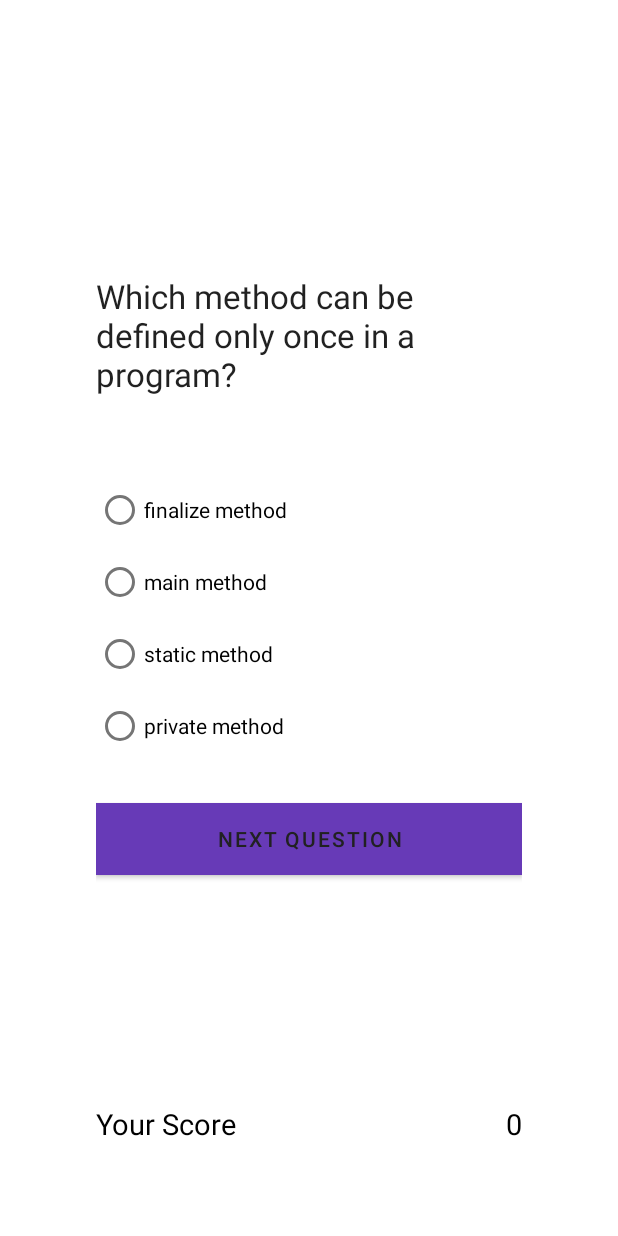
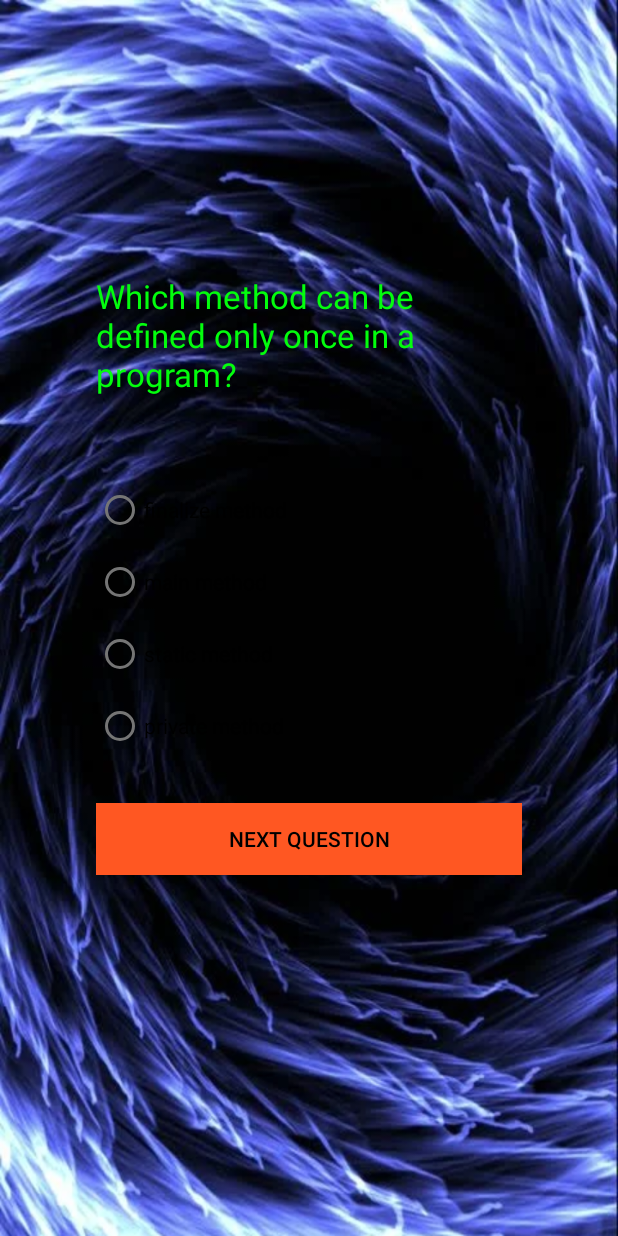
Before and after one commit to SuhrobDev/quiz, an Android app: the QuestionAct screen opened directly, with no data from a screen before it, on a phone screen of 412 x 824 dp. Run offline under Robolectric (Android 15) with nearby library versions, the phone set to English and light mode, and no system bars.

Commit message:
developed UI some other edits

```diff
--- a/app/src/main/java/com/example/quiz_full/QuestionAct.kt
+++ b/app/src/main/java/com/example/quiz_full/QuestionAct.kt
@@ -58,7 +58,6 @@ class QuestionAct : AppCompatActivity() {
         setContentView(R.layout.activity_questions)
         val actionBar = supportActionBar
         actionBar!!.hide()
-        val score = findViewById<TextView>(R.id.textView4)
 //        val textView = findViewById<TextView>(R.id.DispName)
 //        val intent : Intent = intent
 //        val name = intent.getStringExtra("myname")
@@ -98,7 +97,6 @@ class QuestionAct : AppCompatActivity() {
                 //Toast.makeText(applicationContext , "Wrong" , Toast.LENGTH_SHORT).show()
             }
             flag++
-            if (score != null) score.text = "" + correct
             if (flag < questions.size) {
                 questionView!!.text = questions[flag]
                 btnA!!.text = opt[flag * 4]
--- a/app/src/main/res/layout/activity_developer1.xml
+++ b/app/src/main/res/layout/activity_developer1.xml
@@ -6,7 +6,7 @@
     android:layout_height="match_parent"
     android:paddingTop="@dimen/activity_horizontal_margin"
     android:orientation="vertical"
-    android:background="@drawable/img"
+    android:background="@drawable/logo_mob"
     tools:context=".DevActivity">
 
     <TextView
@@ -14,7 +14,7 @@
         android:text="@string/about"
         android:gravity="center"
         android:textSize="40sp"
-        android:textColor="#FFEB3B"
+        android:textColor="#07EC10"
         android:textStyle="bold"
         android:layout_height="wrap_content"/>
 
@@ -28,7 +28,7 @@
             android:layout_width="match_parent"
             android:textSize="25sp"
             android:textStyle="bold|italic"
-            android:textColor="#FFEB3B"
+            android:textColor="#07FB11"
             android:layout_height="wrap_content"
 
             android:padding="30dp"
--- a/app/src/main/res/layout/activity_questions.xml
+++ b/app/src/main/res/layout/activity_questions.xml
@@ -6,6 +6,7 @@
     android:layout_height="match_parent"
     android:paddingBottom="@dimen/activity_vertical_margin"
     android:paddingLeft="@dimen/activity_horizontal_margin"
+    android:background="@drawable/active_bg"
     android:paddingRight="@dimen/activity_horizontal_margin"
     android:paddingTop="@dimen/activity_vertical_margin"
     tools:context=".QuestionAct">
@@ -15,7 +16,7 @@
         android:layout_height="wrap_content"
         android:textAppearance="?android:attr/textAppearanceLarge"
         android:id="@+id/DispName"
-        android:textColor="@color/accent_material_light"
+        android:textColor="#04FF0E"
         android:layout_alignParentTop="true"
         android:layout_alignParentStart="true" />
 
@@ -60,7 +61,7 @@
 
     </RadioGroup>
 
-    <Button
+    <androidx.appcompat.widget.AppCompatButton
         android:id="@+id/button3"
         android:layout_width="match_parent"
         android:layout_height="wrap_content"
@@ -69,39 +70,17 @@
         android:layout_marginTop="27dp"
         android:background="#FF5722"
         android:text="@string/next_question"
-        android:textColor="#212121" />
+        android:textColor="#000" />
 
     <TextView
+        android:id="@+id/questionView"
         android:layout_width="wrap_content"
         android:layout_height="wrap_content"
-        android:textAppearance="?android:attr/textAppearanceLarge"
+        android:layout_above="@+id/answers"
+        android:layout_alignParentStart="true"
+        android:textColor="#03FD0D"
+        android:layout_marginBottom="52dp"
         android:text="@string/questions"
-        android:id="@+id/questionView"
-        android:layout_marginBottom="52dp"
-        android:layout_above="@+id/answers"
-        android:layout_alignParentStart="true" />
-
-    <TextView
-        android:layout_width="wrap_content"
-        android:layout_height="24dp"
-        android:textAppearance="@color/abc_background_cache_hint_selector_material_dark"
-        android:text="@string/your_score"
-        android:id="@+id/textView3"
-        android:textColor="#000000"
-        android:textSize="19sp"
-        android:layout_alignParentBottom="true"
-        android:layout_alignParentStart="true"/>
-    <TextView
-        android:layout_width="wrap_content"
-        android:layout_height="24dp"
-        android:textAppearance="@color/abc_background_cache_hint_selector_material_dark"
-        android:id="@+id/textView4"
-        android:text="@string/_0"
-        android:textColor="#000000"
-        android:layout_alignParentBottom="true"
-        android:textAlignment="center"
-        android:layout_alignParentEnd="true"
-        android:textSize="19sp"
-        tools:ignore="RelativeOverlap" />
+        android:textAppearance="?android:attr/textAppearanceLarge" />
 
 </RelativeLayout>
--- a/app/src/main/res/layout/splash_activity.xml
+++ b/app/src/main/res/layout/splash_activity.xml
@@ -5,7 +5,7 @@
     xmlns:tools="http://schemas.android.com/tools"
     android:layout_width="match_parent"
     android:layout_height="match_parent"
-    android:background="@drawable/logo_menu7"
+    android:background="@drawable/loading"
     tools:context=".SplashActivity">
 <!--    <androidx.appcompat.widget.AppCompatImageView-->
 <!--        android:layout_gravity="center"-->
```
Also changed, not shown: app/src/main/res/layout/activity_main1.xml (+7 -9 lines), app/src/main/res/layout/activity_result.xml (+10 -10 lines), app/src/main/res/drawable-v24/active_bg.png (added), app/src/main/res/drawable-v24/java_dev.png (added), app/src/main/res/drawable-v24/java_mot.png (added), app/src/main/res/drawable-v24/java_png.png (added), app/src/main/res/drawable-v24/loading.png (added), app/src/main/res/drawable-v24/logo_mob.png (added), app/src/main/res/drawable-v24/nature.png (added), app/src/main/res/drawable-v24/programmer_bg.png (added).
